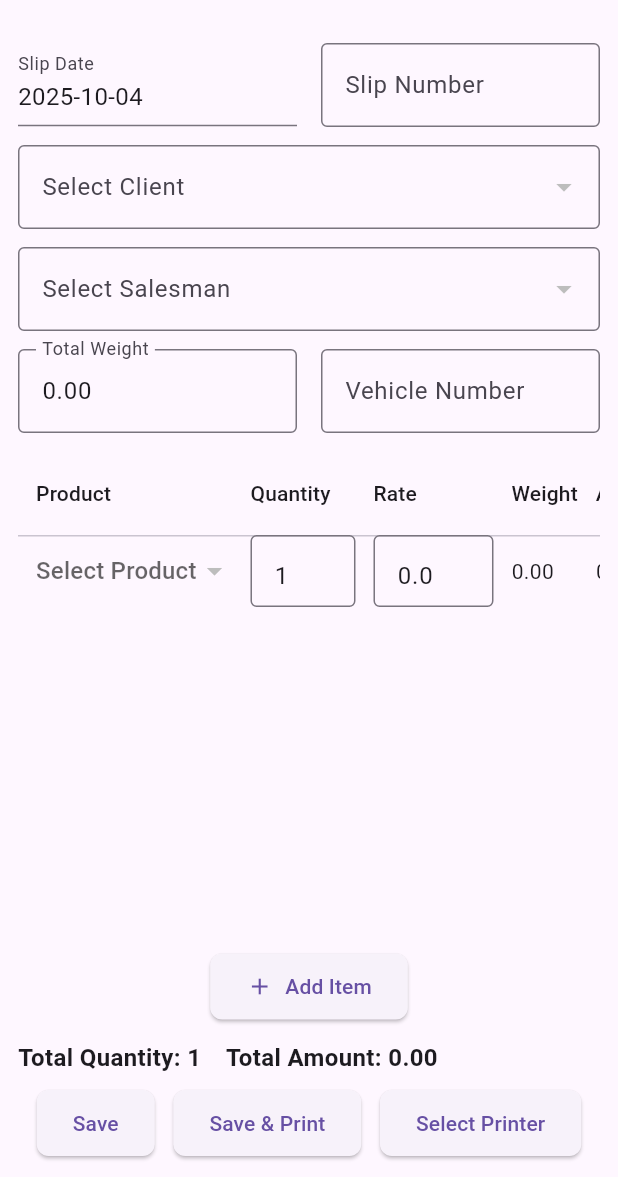
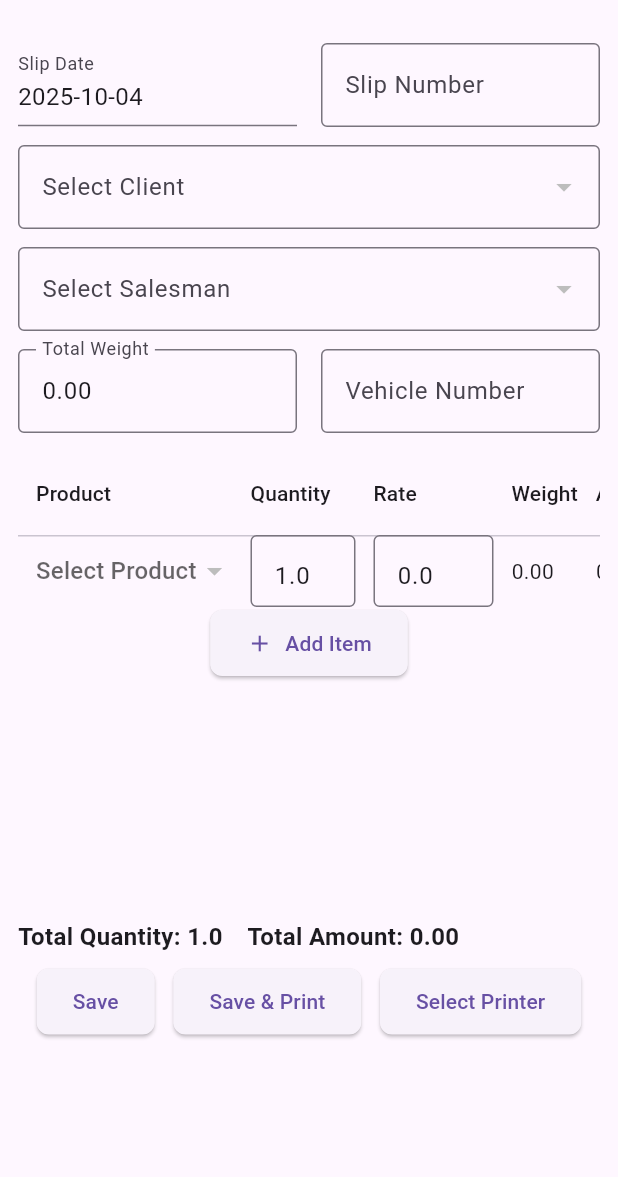
Before and after one commit to ritsman/archiefrnt, a Flutter app: the NewSlipPage screen opened by its route, after a tap on "Save", after a tap on "Add Item", on a phone screen of 412 x 824 dp, the part 59-1236 px from its top. Run offline on Flutter 3.47's test engine with Material 3 defaults, Android fonts, the phone set to English and light mode, and no system bars; our stand-ins replace data_table_2, get; missing offline and left inert: esc_pos_utils, network_info_plus; network calls fail.

```diff
--- a/lib/screens/master/api_service.dart
+++ b/lib/screens/master/api_service.dart
@@ -11,7 +11,8 @@ import '../payments/payments.dart'; // Make sure you have Payment + ClientMini c
 
 class ApiService {
   //static const String baseUrl = 'http://192.168.29.132:8000'; // Replace with your FastAPI IP
-  static const String baseUrl = 'http://103.73.190.204:8000';
+  //static const String baseUrl = 'http://103.73.190.204:8000';
+  static const String baseUrl = 'http://192.168.29.237:8000';
 //master/salesman
   static Future<List<Salesman>> fetchSalesmen() async {
     final response = await http.get(Uri.parse('$baseUrl/salesmen/'));
@@ -165,7 +166,7 @@ class ApiService {
 
   // Create a new slip (and its slip details)
   static Future<Slip> createSlip(Slip slip) async {
-    log(jsonEncode(slip.toJson()));
+    //print(jsonEncode(slip.toJson()));
     final response = await http.post(
       Uri.parse('$baseUrl/slips/'),
       headers: {'Content-Type': 'application/json'},
--- a/lib/screens/new_slip.dart
+++ b/lib/screens/new_slip.dart
@@ -8,12 +8,15 @@ import 'master/salesman.dart';
 class NewSlipPage extends StatelessWidget {
   final NewSlipController controller = Get.put(NewSlipController());
 
+   NewSlipPage({super.key});
+
   @override
   Widget build(BuildContext context) {
     return Scaffold(
+      resizeToAvoidBottomInset:true,
       appBar: AppBar(title: Text('New Slip')),
       body: SafeArea(
-        child: Padding(
+        child: SingleChildScrollView(
             padding: EdgeInsets.all(12),
             child: Column(
                 crossAxisAlignment: CrossAxisAlignment.start,
@@ -25,15 +28,16 @@ class NewSlipPage extends StatelessWidget {
                   SizedBox(height: 12),
 
                   // Section 2: Slip Details Scrollable Table
-                Expanded(child: SlipDetailsSection(controller: controller)),
+                  SizedBox(height:300,child: SlipDetailsSection(controller: controller)),
 
                   SizedBox(height: 12),
 
                   // Section 3: Summary + Buttons
                   _buildSummarySection(),
                 ],
+
+
           ),
-
         ),
       ),
     );
@@ -161,7 +165,7 @@ class NewSlipPage extends StatelessWidget {
           mainAxisAlignment: MainAxisAlignment.spaceEvenly,
           children: [
             Obx(() => ElevatedButton(
-              onPressed: controller.isSaving.value ? null : () => controller.saveSlip(print: false),
+              onPressed: controller.isSaving.value ? null : () => controller.saveSlip(print: true),
               child: Text('Save'),
             )),
             Obx(() => ElevatedButton(
--- a/lib/screens/new_slip_controller.dart
+++ b/lib/screens/new_slip_controller.dart
@@ -27,7 +27,7 @@ class NewSlipController extends GetxController {
 
   // Section 3: summary values
   RxDouble totalWeight = 0.0.obs;
-  RxInt totalQuantity = 0.obs;
+  RxDouble totalQuantity = 0.0.obs;
   RxDouble totalAmount = 0.0.obs;
 
   // Loading and UI feedback
@@ -104,7 +104,7 @@ class NewSlipController extends GetxController {
 
   void calculateSummary() {
     double weightSum = 0;
-    int qtySum = 0;
+    double qtySum = 0;
     double amountSum = 0;
     for (var d in slipDetails) {
       weightSum += d.weight ?? 0;
@@ -129,13 +129,12 @@ class NewSlipController extends GetxController {
     calculateSummary();
   }
 
-  void onQuantityChanged(int index, int qty) {
-    var detail = slipDetails[index];
-    detail = detail.copyWith(quantity: qty);
-    slipDetails[index] = detail;
+  void onQuantityChanged(int index, double qty) {
+    slipDetails[index] = slipDetails[index].copyWith(quantity: qty);
     calculateLineAmount(index);
     calculateSummary();
   }
+
 
   void onRateChanged(int index, double rate) {
     var detail = slipDetails[index];
@@ -201,6 +200,7 @@ class NewSlipController extends GetxController {
         // Implement printer logic below
       }
     } catch (e) {
+      //debugPrint(e.toString());
       Get.snackbar('Error', 'Failed to save slip: $e', snackPosition: SnackPosition.BOTTOM);
     } finally {
       isSaving.value = false;
--- a/lib/screens/slip_details.dart
+++ b/lib/screens/slip_details.dart
@@ -2,7 +2,7 @@ import 'master/product.dart';
 class SlipDetail {
   final int id;              // Database ID for the slip detail, 0 or null if new
   final Product? product;    // The associated product (can be null when not selected)
-  final int? quantity;
+  final double? quantity;
   final double? rate;
   final double? weight;
   final double? amount;
@@ -21,7 +21,7 @@ class SlipDetail {
   SlipDetail copyWith({
     int? id,
     Product? product,
-    int? quantity,
+    double? quantity,
     double? rate,
     double? weight,
     double? amount,
--- a/lib/screens/slip_details_section.dart
+++ b/lib/screens/slip_details_section.dart
@@ -9,7 +9,7 @@ import 'package:data_table_2/data_table_2.dart';
 class SlipDetailsSection extends StatelessWidget {
   final NewSlipController controller;
 
-  SlipDetailsSection({required this.controller});
+  SlipDetailsSection({super.key, required this.controller});
 
   @override
   Widget build(BuildContext context) {
@@ -17,8 +17,7 @@ class SlipDetailsSection extends StatelessWidget {
       final details = controller.slipDetails;
       return Column(
         children: [
-          Expanded(
-            child: SingleChildScrollView(
+          SingleChildScrollView(
             scrollDirection: Axis.vertical,
             child: SingleChildScrollView(
               scrollDirection: Axis.horizontal,
@@ -47,7 +46,6 @@ class SlipDetailsSection extends StatelessWidget {
                     )),
                   ]);
                 }),
-                ),
               ),
             ),
           ),
@@ -84,10 +82,10 @@ class SlipDetailsSection extends StatelessWidget {
     return SizedBox(
       width: 70,
       child: TextField(
-        keyboardType: TextInputType.number,
+        keyboardType: TextInputType.numberWithOptions(decimal: true),
         controller: qtyController,
         onChanged: (val) {
-          int qty = int.tryParse(val) ?? 0;
+          double qty = double.tryParse(val) ?? 0;
           controller.onQuantityChanged(index, qty);
         },
         decoration: InputDecoration(border: OutlineInputBorder()),
```
Also changed, not shown: pubspec.lock, 138 other files. Lines whose indentation alone changed are shown as unchanged.
